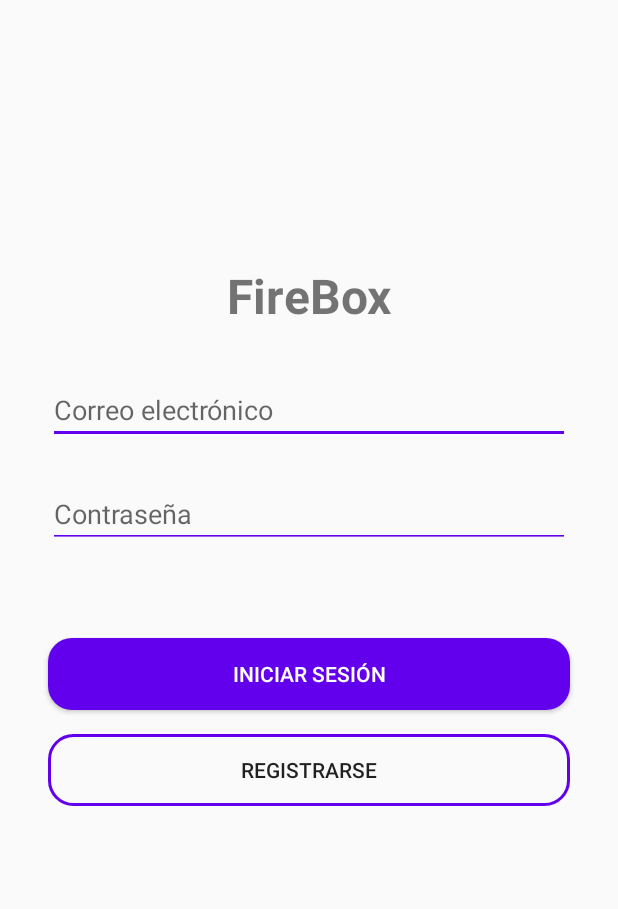
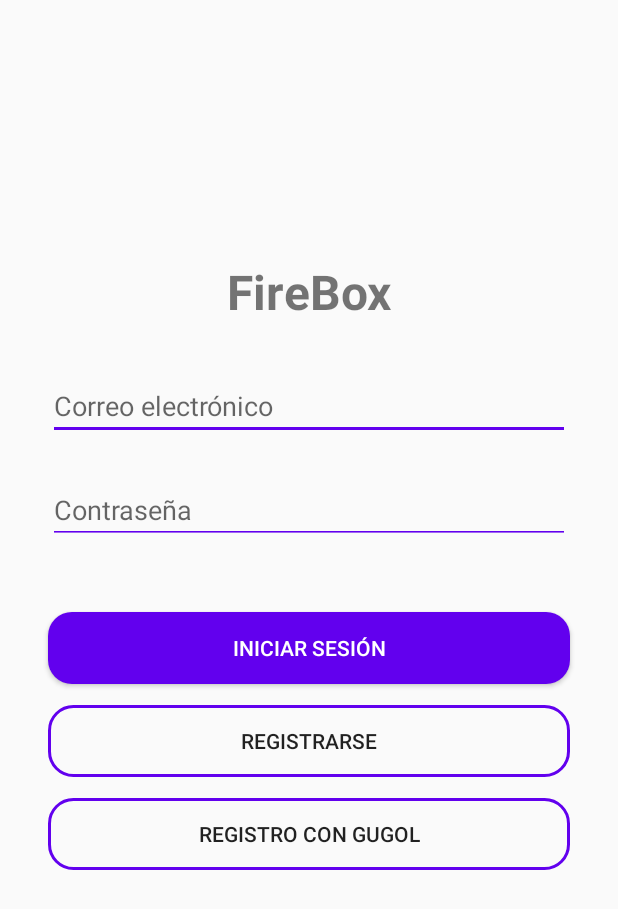
Before and after one commit to Gabrielcv98/grupo6Lab5, an Android app: the layout loginyregistro.xml on its own in the app's theme, with its tools: preview values and no code run, on a phone screen of 412 x 824 dp. Shown: the top 909 px of the screen. Run offline under Robolectric (Android 15) with nearby library versions, the phone set to English and light mode, and no system bars.

Commit message:
login con gugol

```diff
--- a/app/build.gradle
+++ b/app/build.gradle
@@ -28,8 +28,10 @@ dependencies {
     implementation 'androidx.appcompat:appcompat:1.2.0'
     implementation 'androidx.constraintlayout:constraintlayout:2.0.4'
     implementation 'com.google.firebase:firebase-auth:16.0.5'
+    implementation 'com.google.android.gms:play-services-auth:17.0.0'
     implementation 'com.google.firebase:firebase-database:16.0.4'
     implementation 'com.google.firebase:firebase-storage:16.0.4'
+
     testImplementation 'junit:junit:4.12'
     androidTestImplementation 'androidx.test.ext:junit:1.1.2'
     androidTestImplementation 'androidx.test.espresso:espresso-core:3.3.0'
--- a/app/src/main/res/layout/loginyregistro.xml
+++ b/app/src/main/res/layout/loginyregistro.xml
@@ -15,7 +15,7 @@
         android:orientation="vertical"
         app:layout_constraintBottom_toBottomOf="parent"
         app:layout_constraintTop_toTopOf="parent"
-        app:layout_constraintVertical_bias="0.266"
+        app:layout_constraintVertical_bias="0.33"
         tools:layout_editor_absoluteX="0dp">
 
         <TextView
@@ -68,23 +68,33 @@
             android:layout_width="match_parent"
             android:layout_height="wrap_content"
             android:layout_marginStart="32dp"
-            android:layout_marginTop="60dp"
+            android:layout_marginTop="45dp"
             android:layout_marginEnd="32dp"
-            android:textColor="@color/common_google_signin_btn_text_dark_pressed"
             android:background="@drawable/boton_redondeado"
-            android:text="Iniciar sesión" />
+            android:text="Iniciar sesión"
+            android:textColor="@color/common_google_signin_btn_text_dark_pressed" />
 
         <Button
             android:id="@+id/buttonRegistrarseInicio"
             android:layout_width="match_parent"
             android:layout_height="wrap_content"
             android:layout_marginStart="32dp"
-            android:layout_marginTop="16dp"
+            android:layout_marginTop="14dp"
             android:layout_marginEnd="32dp"
             android:background="@drawable/boton_registro"
             android:text="Registrarse"
             android:textAlignment="center"
             app:layout_constraintBottom_toBottomOf="parent" />
+
+        <Button
+            android:id="@+id/buttonRegistroConGoogle"
+            android:layout_width="match_parent"
+            android:layout_height="wrap_content"
+            android:layout_marginStart="32dp"
+            android:layout_marginTop="14dp"
+            android:layout_marginEnd="32dp"
+            android:background="@drawable/boton_registro"
+            android:text="Registro con Gugol" />
     </LinearLayout>
 
 </androidx.constraintlayout.widget.ConstraintLayout>
```
Also changed, not shown: app/src/main/java/pe/pucp/tel306/firebox/LoginyRegistro.java (+71 -6 lines), app/src/main/java/pe/pucp/tel306/firebox/MainActivity2.java (+28 -1 lines).
